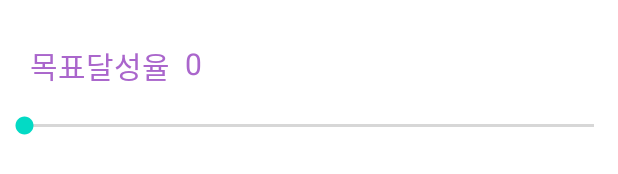
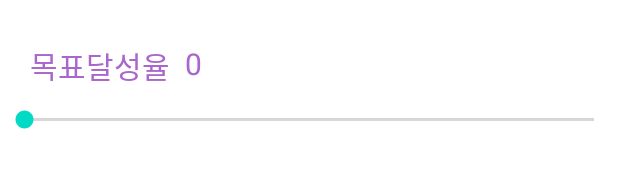
Before and after one commit to JuyoungKoo/Practice, an Android app: the layout activity_main.xml on its own in the app's theme, with its tools: preview values and no code run, on a phone screen of 412 x 824 dp. Shown: the part 523-697 px from the top of the screen. Run offline under Robolectric (Android 15) with nearby library versions, the phone set to English and light mode, and no system bars.

```diff
--- a/app/src/main/res/layout/activity_main.xml
+++ b/app/src/main/res/layout/activity_main.xml
@@ -11,7 +11,7 @@
             android:textSize="50dp"
             android:textColor="@android:color/holo_purple"
             android:layout_width="wrap_content"
-            android:layout_height="wrap_content" android:id="@+id/textView" app:layout_constraintEnd_toEndOf="parent"
+            android:layout_height="wrap_content" android:id="@+id/title" app:layout_constraintEnd_toEndOf="parent"
             app:layout_constraintStart_toStartOf="parent" app:layout_constraintTop_toTopOf="parent"
             android:layout_marginTop="20dp"/>
     <LinearLayout
@@ -19,7 +19,7 @@
             android:layout_width="match_parent"
             android:layout_height="wrap_content" app:layout_constraintEnd_toEndOf="parent"
             app:layout_constraintStart_toStartOf="parent"
-            app:layout_constraintTop_toBottomOf="@+id/textView" android:id="@+id/linearLayout"
+            app:layout_constraintTop_toBottomOf="@+id/title" android:id="@+id/linearLayout"
             android:layout_marginTop="20dp">
         <CheckBox
                 android:text="안드로이드 공부하기 "
@@ -49,7 +49,7 @@
             android:textSize="20dp"
             android:textColor="@android:color/holo_purple"
             android:layout_width="wrap_content"
-            android:layout_height="wrap_content" android:id="@+id/textView2"
+            android:layout_height="wrap_content" android:id="@+id/purpose"
             app:layout_constraintTop_toBottomOf="@+id/button"
             app:layout_constraintStart_toStartOf="parent" android:layout_marginStart="20dp"
             android:layout_marginTop="30dp"/>
@@ -58,13 +58,13 @@
             android:textSize="20dp"
             android:textColor="@android:color/holo_purple"
             android:layout_width="wrap_content"
-            android:layout_height="wrap_content" android:id="@+id/textView3"
+            android:layout_height="wrap_content" android:id="@+id/number"
             app:layout_constraintTop_toBottomOf="@+id/button" android:layout_marginTop="30dp"
-            app:layout_constraintStart_toEndOf="@+id/textView2" android:layout_marginStart="10dp"/>
+            app:layout_constraintStart_toEndOf="@+id/purpose" android:layout_marginStart="10dp"/>
     <SeekBar
-            android:layout_width="match_parent"
+            android:layout_width="0dp"
             android:layout_height="wrap_content" android:id="@+id/seekBar"
-            app:layout_constraintTop_toBottomOf="@+id/textView2" app:layout_constraintEnd_toEndOf="parent"
-            app:layout_constraintStart_toStartOf="parent" android:layout_marginTop="16dp"
-            app:layout_constraintHorizontal_bias="1.0"/>
+            app:layout_constraintTop_toBottomOf="@+id/purpose" app:layout_constraintEnd_toEndOf="parent"
+            app:layout_constraintStart_toStartOf="parent" android:layout_marginTop="12dp"
+            app:layout_constraintHorizontal_bias="0.0"/>
 </androidx.constraintlayout.widget.ConstraintLayout>
```
Also changed, not shown: app/src/main/java/com/greedy/practice/MainActivity.kt (+55 -1 lines).
